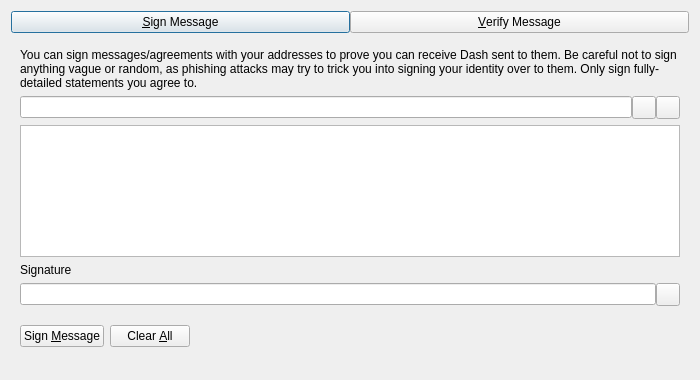
Old version of the form src/qt/forms/signverifymessagedialog.ui in the repository LKSCOIN/lkscoin-core.
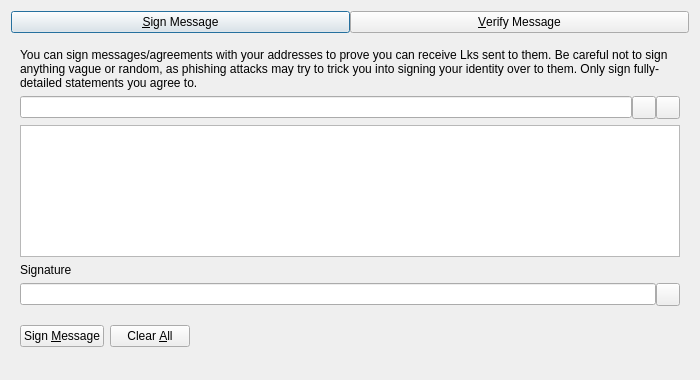
New version of the form. Custom widgets are drawn as their Qt base class.

Commit message:
rebrand: dash -> lks (mechanical, no behavior change)
- File renames: dashd->lksd, dash-cli->lks-cli, dash-tx->lks-tx,
  bench_dash->bench_lks, test_dash->test_lks, icons, manpages, contrib.
- String mapping: 'Dash Core'->'Lksc Core', Dash->Lks, dash->lks,
  DASH->LKS; URLs to LKSCOIN/LKSCOIN and lksfoundation.org.
- External library names preserved: bls-dash, leveldb, secp256k1,
  univalue (vendored upstream code untouched under depends/).
No consensus or behavior change intended in this commit.

```diff
--- a/src/qt/forms/signverifymessagedialog.ui
+++ b/src/qt/forms/signverifymessagedialog.ui
@@ -63,7 +63,7 @@
        <item>
         <widget class="QLabel" name="infoLabel_SM">
          <property name="text">
-          <string>You can sign messages/agreements with your addresses to prove you can receive Dash sent to them. Be careful not to sign anything vague or random, as phishing attacks may try to trick you into signing your identity over to them. Only sign fully-detailed statements you agree to.</string>
+          <string>You can sign messages/agreements with your addresses to prove you can receive Lks sent to them. Be careful not to sign anything vague or random, as phishing attacks may try to trick you into signing your identity over to them. Only sign fully-detailed statements you agree to.</string>
          </property>
          <property name="textFormat">
           <enum>Qt::PlainText</enum>
```
Left out of the diff: 10 changed lines with no effect on the pictures. The commit also changes 746 other files.
